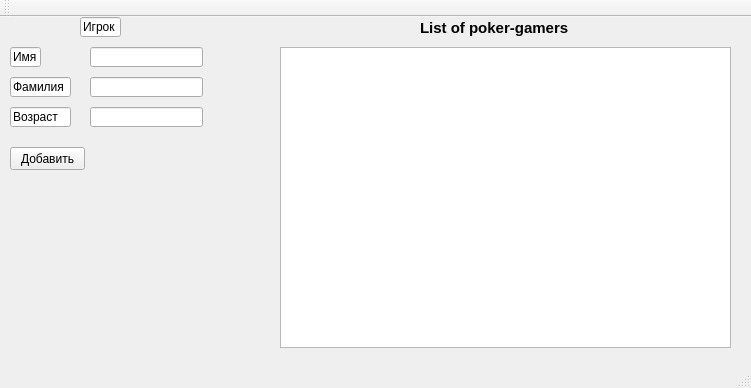
The window that GuiApp/mainwindow.ui (lorkalon/AmazingPoker) describes before a commit, drawn with Qt 5.
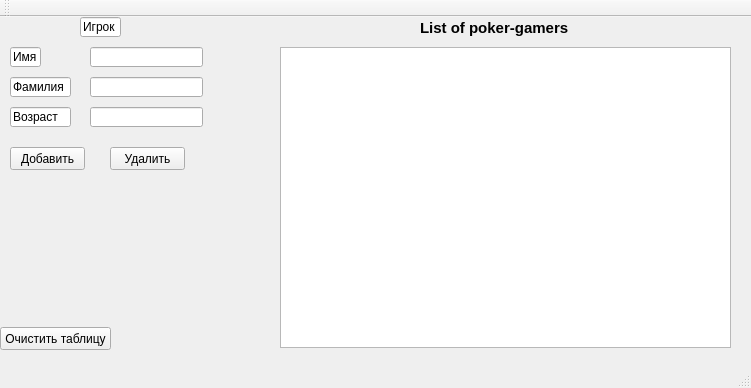
The same window after the commit.

```diff
--- a/GuiApp/mainwindow.ui
+++ b/GuiApp/mainwindow.ui
@@ -140,6 +140,32 @@
      <string>Игрок</string>
     </property>
    </widget>
+   <widget class="QPushButton" name="Delete_Button">
+    <property name="geometry">
+     <rect>
+      <x>110</x>
+      <y>130</y>
+      <width>75</width>
+      <height>23</height>
+     </rect>
+    </property>
+    <property name="text">
+     <string>Удалить</string>
+    </property>
+   </widget>
+   <widget class="QPushButton" name="Clear_Button">
+    <property name="geometry">
+     <rect>
+      <x>0</x>
+      <y>310</y>
+      <width>111</width>
+      <height>23</height>
+     </rect>
+    </property>
+    <property name="text">
+     <string>Очистить таблицу</string>
+    </property>
+   </widget>
   </widget>
   <widget class="QMenuBar" name="menuBar">
    <property name="geometry">
```
Left out of the diff: 21 changed lines with no effect on the pictures.
